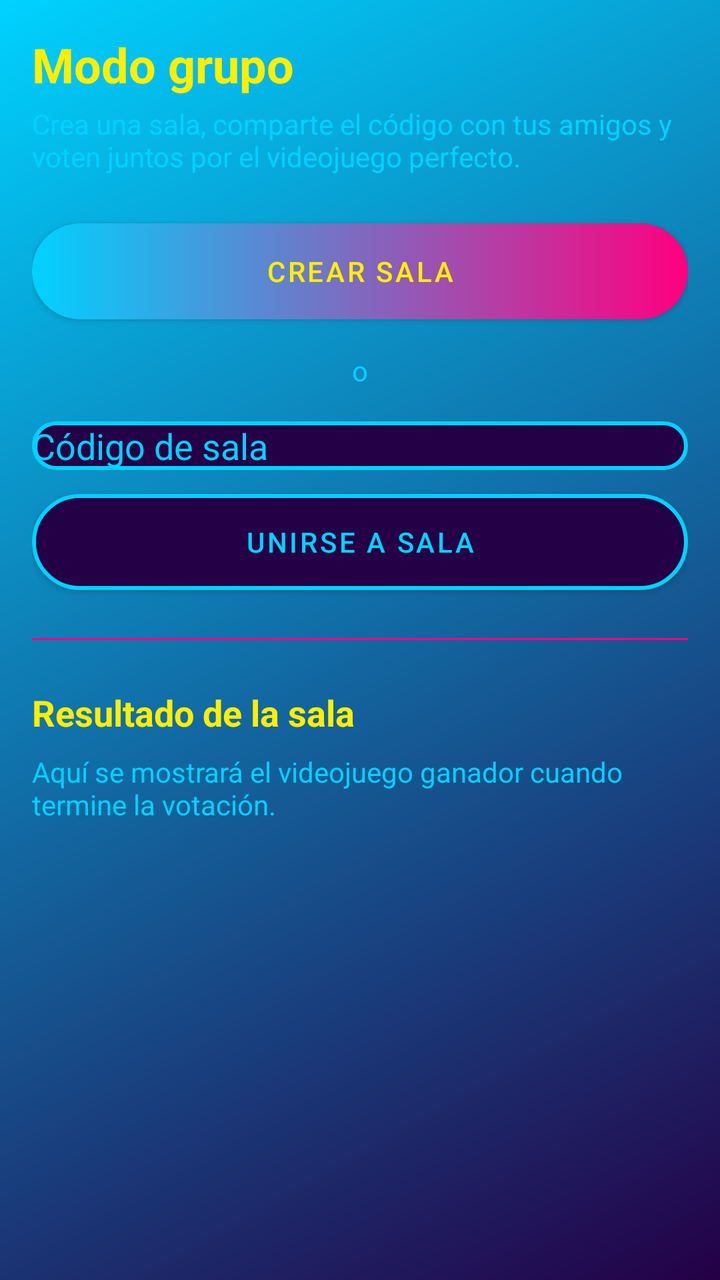
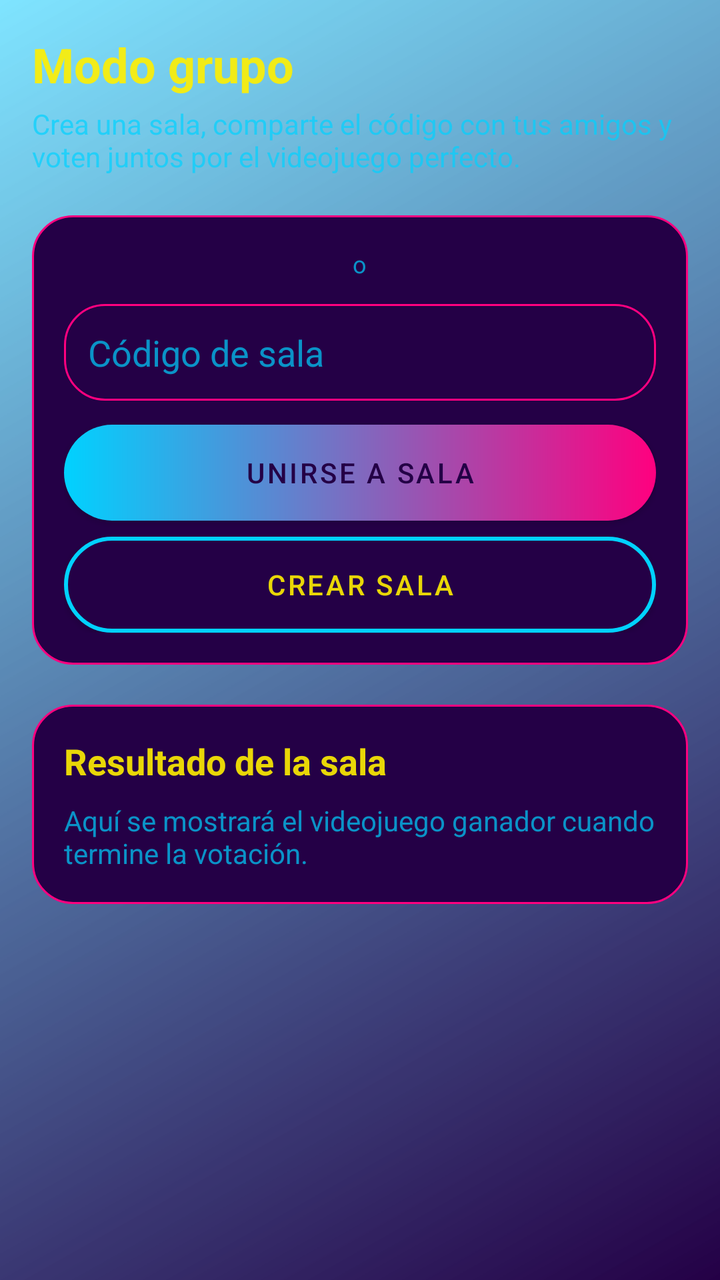

Before-and-after screenshots of an Android layout around one commit, followed by the original layout XML and the change that was made.
<!-- AndroidManifest.xml: application theme Theme.MovieMatch -->
<!-- res/layout/fragment_group.xml -->
<?xml version="1.0" encoding="utf-8"?>
<ScrollView xmlns:android="http://schemas.android.com/apk/res/android"
    xmlns:tools="http://schemas.android.com/tools"
    android:id="@+id/scrollGroupMode"
    android:layout_width="match_parent"
    android:layout_height="match_parent"
    android:background="@drawable/bg_app_gradient"
    android:padding="16dp"
    tools:context=".ui.modogrupo.ModoGrupoFragment">

    <LinearLayout
        android:layout_width="match_parent"
        android:layout_height="wrap_content"
        android:orientation="vertical">

        <TextView
            android:id="@+id/txtGroupTitle"
            android:layout_width="wrap_content"
            android:layout_height="wrap_content"
            android:text="@string/group_title"
            android:textColor="@color/text_primary"
            android:textSize="24sp"
            android:textStyle="bold"
            android:layout_marginBottom="4dp" />

        <TextView
            android:id="@+id/txtGroupSubtitle"
            android:layout_width="match_parent"
            android:layout_height="wrap_content"
            android:text="@string/group_subtitle"
            android:textColor="@color/text_secondary"
            android:textSize="14sp"
            android:layout_marginBottom="24dp" />

        <com.google.android.material.button.MaterialButton
            android:id="@+id/btnCreateRoom"
            style="@style/AppButton.Primary"
            android:layout_width="match_parent"
            android:layout_height="wrap_content"
            android:text="@string/group_create_room" />

        <TextView
            android:id="@+id/txtOr"
            android:layout_width="wrap_content"
            android:layout_height="wrap_content"
            android:text="@string/group_or"
            android:textColor="@color/text_secondary"
            android:textSize="14sp"
            android:layout_gravity="center_horizontal"
            android:layout_marginTop="16dp"
            android:layout_marginBottom="16dp" />

        <EditText
            android:id="@+id/editRoomCode"
            android:layout_width="match_parent"
            android:layout_height="wrap_content"
            android:hint="@string/group_room_code_hint"
            android:inputType="text"
            android:textColor="@color/text_primary"
            android:textColorHint="@color/text_secondary"
            android:background="@drawable/bg_button_outline" />

        <com.google.android.material.button.MaterialButton
            android:id="@+id/btnJoinRoom"
            style="@style/AppButton.Outline"
            android:layout_width="match_parent"
            android:layout_height="wrap_content"
            android:text="@string/group_join_room"
            android:layout_marginTop="12dp" />

        <View
            android:layout_width="match_parent"
            android:layout_height="1dp"
            android:background="@color/accent_purple"
            android:layout_marginTop="24dp"
            android:layout_marginBottom="24dp" />

        <TextView
            android:id="@+id/txtGroupResultTitle"
            android:layout_width="wrap_content"
            android:layout_height="wrap_content"
            android:text="@string/group_result_title"
            android:textColor="@color/text_primary"
            android:textSize="18sp"
            android:textStyle="bold"
            android:layout_marginBottom="8dp" />

        <TextView
            android:id="@+id/txtGroupResultInfo"
            android:layout_width="match_parent"
            android:layout_height="wrap_content"
            android:text="@string/group_result_info"
            android:textColor="@color/text_secondary"
            android:textSize="14sp" />

    </LinearLayout>

</ScrollView>
<!-- resources referenced by this layout -->
<resources>
  <color name="accent_purple">#FF007F</color>
  <color name="text_primary">#FFEE00</color>
  <color name="text_secondary">#00D2FF</color>
  <!-- drawable bg_app_gradient (drawable) -->
  <shape xmlns:android="http://schemas.android.com/apk/res/android"
      android:shape="rectangle">
      <gradient
          android:type="linear"
          android:startColor="@color/bg_main_start"
          android:endColor="@color/bg_main_end"
          android:angle="135" />
  </shape>
  <!-- drawable bg_button_outline (drawable) -->
  <shape xmlns:android="http://schemas.android.com/apk/res/android"
      android:shape="rectangle">
      <solid android:color="@color/button_outline_bg" />
      <stroke
          android:width="2dp"
          android:color="@color/accent_cyan" />
      <corners android:radius="24dp" />
  </shape>
  <string name="group_create_room">Crear sala</string>
  <string name="group_join_room">Unirse a sala</string>
  <string name="group_or">o</string>
  <string name="group_result_info">Aquí se mostrará el videojuego ganador cuando termine la votación.</string>
  <string name="group_result_title">Resultado de la sala</string>
  <string name="group_room_code_hint">Código de sala</string>
  <string name="group_subtitle">Crea una sala, comparte el código con tus amigos y voten juntos por el videojuego perfecto.</string>
  <string name="group_title">Modo grupo</string>
  <style name="AppButton.Outline" parent="Widget.MaterialComponents.Button">
          <item name="android:background">@drawable/bg_button_outline</item>
          <item name="backgroundTint">@null</item>
          <item name="android:textColor">@color/accent_cyan</item>
          <item name="android:insetLeft">0dp</item>
          <item name="android:insetRight">0dp</item>
          <item name="android:insetTop">0dp</item>
          <item name="android:insetBottom">0dp</item>
          
      </style>
  <style name="AppButton.Primary" parent="Widget.MaterialComponents.Button">
          <item name="android:background">@drawable/bg_button_primary_gradient</item>
          <item name="backgroundTint">@null</item>
          <item name="android:textColor">@color/text_primary</item>
          <item name="android:insetLeft">0dp</item>
          <item name="android:insetRight">0dp</item>
          <item name="android:insetTop">0dp</item>
          <item name="android:insetBottom">0dp</item>
          
      </style>
  <style name="Theme.MovieMatch" parent="Base.Theme.MovieMatch" />
  <color name="bg_main_start">#240046</color>
  <color name="bg_main_end">#00D2FF</color>
  <color name="button_outline_bg">#240046</color>
  <color name="accent_cyan">#00D2FF</color>
  <!-- drawable bg_button_primary_gradient (drawable) -->
  <shape xmlns:android="http://schemas.android.com/apk/res/android"
      android:shape="rectangle">
      <gradient
          android:startColor="@color/accent_cyan"
          android:endColor="@color/accent_purple"
          android:angle="0" />
      <corners android:radius="24dp" />
  </shape>
  <style name="Base.Theme.MovieMatch" parent="Theme.Material3.DayNight.NoActionBar">
          
          
      </style>
</resources>

<!-- the commit's change to res/layout/fragment_group.xml (unified diff, before → after) -->
@@ -30,68 +30,81 @@
             android:text="@string/group_subtitle"
             android:textColor="@color/text_secondary"
             android:textSize="14sp"
-            android:layout_marginBottom="24dp" />
+            android:layout_marginBottom="20dp" />
 
-        <com.google.android.material.button.MaterialButton
-            android:id="@+id/btnCreateRoom"
-            style="@style/AppButton.Primary"
+        <LinearLayout
             android:layout_width="match_parent"
             android:layout_height="wrap_content"
-            android:text="@string/group_create_room" />
+            android:background="@drawable/bg_section_card"
+            android:orientation="vertical"
+            android:padding="16dp"
+            android:layout_marginBottom="20dp">
 
-        <TextView
-            android:id="@+id/txtOr"
-            android:layout_width="wrap_content"
-            android:layout_height="wrap_content"
-            android:text="@string/group_or"
-            android:textColor="@color/text_secondary"
-            android:textSize="14sp"
-            android:layout_gravity="center_horizontal"
-            android:layout_marginTop="16dp"
-            android:layout_marginBottom="16dp" />
+            <TextView
+                android:id="@+id/txtOr"
+                android:layout_width="wrap_content"
+                android:layout_height="wrap_content"
+                android:text="@string/group_or"
+                android:textColor="@color/text_secondary"
+                android:textSize="12sp"
+                android:layout_gravity="center_horizontal"
+                android:layout_marginBottom="12dp" />
 
-        <EditText
-            android:id="@+id/editRoomCode"
+            <EditText
+                android:id="@+id/editRoomCode"
+                android:layout_width="match_parent"
+                android:layout_height="wrap_content"
+                android:hint="@string/group_room_code_hint"
+                android:inputType="text"
+                android:textColor="@color/text_primary"
+                android:textColorHint="@color/text_secondary"
+                android:background="@drawable/bg_section_card"
+                android:padding="12dp" />
+
+            <com.google.android.material.button.MaterialButton
+                android:id="@+id/btnJoinRoom"
+                style="@style/AppButton.Primary"
+                android:layout_width="match_parent"
+                android:layout_height="wrap_content"
+                android:text="@string/group_join_room"
+                android:layout_marginTop="12dp" />
+
+            <com.google.android.material.button.MaterialButton
+                android:id="@+id/btnCreateRoom"
+                style="@style/AppButton.Outline"
+                android:layout_width="match_parent"
+                android:layout_height="wrap_content"
+                android:text="@string/group_create_room"
+                android:layout_marginTop="8dp" />
+
+        </LinearLayout>
+
+        <LinearLayout
             android:layout_width="match_parent"
             android:layout_height="wrap_content"
-            android:hint="@string/group_room_code_hint"
-            android:inputType="text"
-            android:textColor="@color/text_primary"
-            android:textColorHint="@color/text_secondary"
-            android:background="@drawable/bg_button_outline" />
+            android:background="@drawable/bg_section_card"
+            android:orientation="vertical"
+            android:padding="16dp">
 
-        <com.google.android.material.button.MaterialButton
-            android:id="@+id/btnJoinRoom"
-            style="@style/AppButton.Outline"
-            android:layout_width="match_parent"
-            android:layout_height="wrap_content"
-            android:text="@string/group_join_room"
-            android:layout_marginTop="12dp" />
+            <TextView
+                android:id="@+id/txtGroupResultTitle"
+                android:layout_width="wrap_content"
+                android:layout_height="wrap_content"
+                android:text="@string/group_result_title"
+                android:textColor="@color/text_primary"
+                android:textSize="18sp"
+                android:textStyle="bold"
+                android:layout_marginBottom="8dp" />
 
-        <View
-            android:layout_width="match_parent"
-            android:layout_height="1dp"
-            android:background="@color/accent_purple"
-            android:layout_marginTop="24dp"
-            android:layout_marginBottom="24dp" />
+            <TextView
+                android:id="@+id/txtGroupResultInfo"
+                android:layout_width="match_parent"
+                android:layout_height="wrap_content"
+                android:text="@string/group_result_info"
+                android:textColor="@color/text_secondary"
+                android:textSize="14sp" />
 
-        <TextView
-            android:id="@+id/txtGroupResultTitle"
-            android:layout_width="wrap_content"
-            android:layout_height="wrap_content"
-            android:text="@string/group_result_title"
-            android:textColor="@color/text_primary"
-            android:textSize="18sp"
-            android:textStyle="bold"
-            android:layout_marginBottom="8dp" />
-
-        <TextView
-            android:id="@+id/txtGroupResultInfo"
-            android:layout_width="match_parent"
-            android:layout_height="wrap_content"
-            android:text="@string/group_result_info"
-            android:textColor="@color/text_secondary"
-            android:textSize="14sp" />
+        </LinearLayout>
 
     </LinearLayout>
 
<!-- resource entries referenced after the edit -->
@@ -1,8 +1,8 @@
 <!-- resources referenced by this layout -->
 <resources>
   <color name="accent_purple">#FF007F</color>
-  <color name="text_primary">#FFEE00</color>
-  <color name="text_secondary">#00D2FF</color>
+  <color name="text_primary">#E6FFEE00</color>
+  <color name="text_secondary">#B300D2FF</color>
   <!-- drawable bg_app_gradient (drawable) -->
   <shape xmlns:android="http://schemas.android.com/apk/res/android"
       android:shape="rectangle">
@@ -11,6 +11,15 @@
           android:startColor="@color/bg_main_start"
           android:endColor="@color/bg_main_end"
           android:angle="135" />
+  </shape>
+  <!-- drawable bg_section_card (drawable) -->
+  <shape xmlns:android="http://schemas.android.com/apk/res/android"
+      android:shape="rectangle">
+      <solid android:color="@color/bg_main_start" />
+      <stroke
+          android:width="1dp"
+          android:color="@color/chip_border" />
+      <corners android:radius="20dp" />
   </shape>
   <!-- drawable bg_button_outline (drawable) -->
   <shape xmlns:android="http://schemas.android.com/apk/res/android"
@@ -32,7 +41,7 @@
   <style name="AppButton.Outline" parent="Widget.MaterialComponents.Button">
           <item name="android:background">@drawable/bg_button_outline</item>
           <item name="backgroundTint">@null</item>
-          <item name="android:textColor">@color/accent_cyan</item>
+          <item name="android:textColor">@color/text_primary</item>
           <item name="android:insetLeft">0dp</item>
           <item name="android:insetRight">0dp</item>
           <item name="android:insetTop">0dp</item>
@@ -42,7 +51,7 @@
   <style name="AppButton.Primary" parent="Widget.MaterialComponents.Button">
           <item name="android:background">@drawable/bg_button_primary_gradient</item>
           <item name="backgroundTint">@null</item>
-          <item name="android:textColor">@color/text_primary</item>
+          <item name="android:textColor">@color/text_on_accent</item>
           <item name="android:insetLeft">0dp</item>
           <item name="android:insetRight">0dp</item>
           <item name="android:insetTop">0dp</item>
@@ -51,7 +60,8 @@
       </style>
   <style name="Theme.MovieMatch" parent="Base.Theme.MovieMatch" />
   <color name="bg_main_start">#240046</color>
-  <color name="bg_main_end">#00D2FF</color>
+  <color name="bg_main_end">#8000D2FF</color>
+  <color name="chip_border">#FF007F</color>
   <color name="button_outline_bg">#240046</color>
   <color name="accent_cyan">#00D2FF</color>
   <!-- drawable bg_button_primary_gradient (drawable) -->
@@ -63,6 +73,7 @@
           android:angle="0" />
       <corners android:radius="24dp" />
   </shape>
+  <color name="text_on_accent">#240046</color>
   <style name="Base.Theme.MovieMatch" parent="Theme.Material3.DayNight.NoActionBar">
           
           
